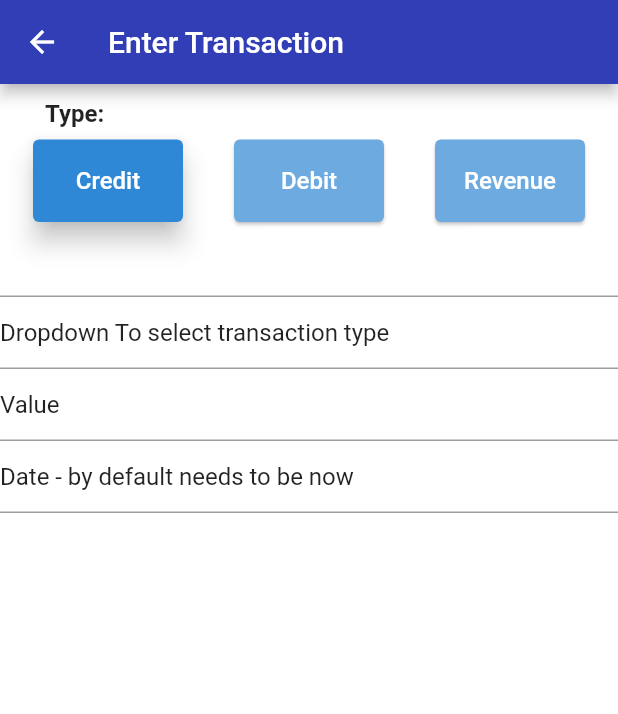
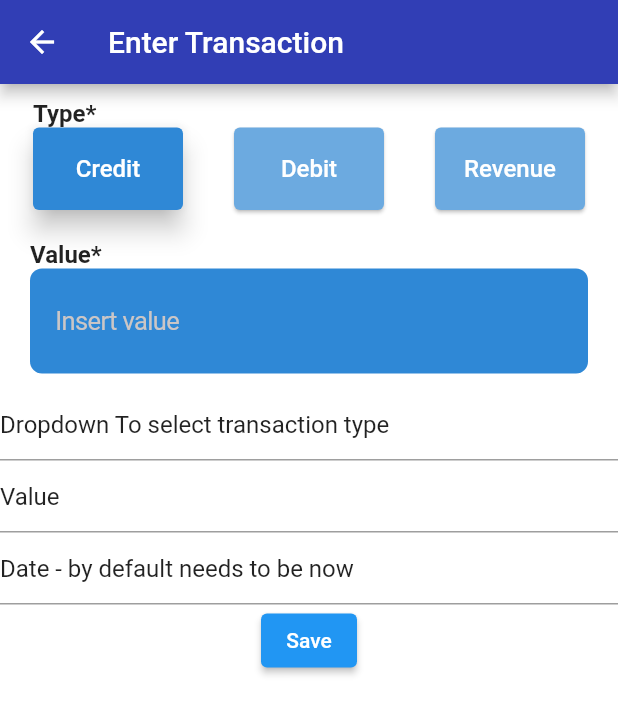
Before and after one commit to LeonardoLeiteMeira/finance_with_notion, a Flutter app: the screen it shows after launch, after a tap on the "add" icon, on a phone screen of 412 x 824 dp. Shown: the top 714 px of the screen. Run offline on Flutter 3.47's test engine with Material 2 defaults, Android fonts, the phone set to English and light mode, and no system bars; our stand-ins replace currency_text_input_formatter, dio, flutter_dotenv, flutter_mobx, get_it, injectable and 3 more; generated files the repository leaves out were written again; network calls fail.

Commit message:
Finished value input

```diff
--- a/lib/features/expenses/registerTransaction/register_transaction.controller.dart
+++ b/lib/features/expenses/registerTransaction/register_transaction.controller.dart
@@ -9,12 +9,21 @@ class RegisterTransactionController = _RegisterTransactionControllerBase
 
 abstract class _RegisterTransactionControllerBase with Store {
   @observable
-  String description = "";
-
-  @observable
   TransactionType transactionType = TransactionType.credit;
 
   @action
   void setTransactionTypeFromString(String value) =>
       transactionType = stringToTransactionTypeEnum(value);
+
+  @observable
+  double value = 0;
+
+  @action
+  void setValue(double newValue) => value = newValue;
+
+  @observable
+  String category = "";
+
+  @action
+  void setCategory(String value) => category = value;
 }
--- a/lib/features/expenses/registerTransaction/register_transaction.page.dart
+++ b/lib/features/expenses/registerTransaction/register_transaction.page.dart
@@ -16,9 +16,17 @@ class RegisterTransactionPage extends StatefulWidget {
 
 class _RegisterTransactionPageState extends BaseStateWithController<
     RegisterTransactionPage, RegisterTransactionController> {
+  final valueController = TextEditingController();
+  final _formKey = GlobalKey<FormState>();
+
   @override
   void initState() {
     super.initState();
+  }
+
+  void saveTransaction() {
+    var result = _formKey.currentState!.validate();
+    print(result);
   }
 
   @override
@@ -27,6 +35,7 @@ class _RegisterTransactionPageState extends BaseStateWithController<
       appBar: AppBar(title: const Text("Enter Transaction")),
       body: SingleChildScrollView(
           child: Form(
+              key: _formKey,
               child: Column(
                 children: [
                   Observer(
@@ -38,7 +47,9 @@ class _RegisterTransactionPageState extends BaseStateWithController<
                       onChange: controller.setTransactionTypeFromString,
                     ),
                   ),
-          const CashValue(),
+                  CashValue(
+                    controller: valueController,
+                  ),
                   TextFormField(
                     initialValue: "Dropdown To select transaction type",
                   ),
@@ -48,6 +59,8 @@ class _RegisterTransactionPageState extends BaseStateWithController<
                   TextFormField(
                     initialValue: "Date - by default needs to be now",
                   ),
+                  ElevatedButton(
+                      onPressed: saveTransaction, child: const Text("Save"))
                 ],
               ))),
     );
--- a/lib/shared/widgets/forms_widget/cash_value/cash_value.dart
+++ b/lib/shared/widgets/forms_widget/cash_value/cash_value.dart
@@ -1,23 +1,72 @@
 import 'package:currency_text_input_formatter/currency_text_input_formatter.dart';
+import 'package:flutter/cupertino.dart';
 import 'package:flutter/material.dart';
 
-class CashValue extends StatelessWidget {
-  final TextEditingController? controller;
-  final String? initialValue;
+class CashValue extends StatefulWidget {
+  final TextEditingController controller;
+  final String? Function(String?)? validator;
 
-  const CashValue({Key? key, this.controller, this.initialValue})
+  const CashValue({Key? key, required this.controller, this.validator})
       : super(key: key);
+
+  @override
+  State<CashValue> createState() => _CashValueState();
+}
+
+class _CashValueState extends State<CashValue> {
+  //TODO read theme color
+  static const Color _inputColor = Color.fromARGB(255, 47, 136, 214);
+
+  @override
+  void initState() {
+    //
+    super.initState();
+  }
+
+  @override
+  void dispose() {
+    //
+    super.dispose();
+  }
 
   @override
   Widget build(BuildContext context) {
     return Container(
-      child: TextFormField(
-          initialValue: initialValue,
-          keyboardType: const TextInputType.numberWithOptions(
-              decimal: true, signed: false),
-          controller: controller,
-          //TODO set dynamic symbol
-          inputFormatters: [CurrencyTextInputFormatter(symbol: "€")]),
+      padding: const EdgeInsets.fromLTRB(20, 10, 20, 10),
+      child: Column(
+        crossAxisAlignment: CrossAxisAlignment.start,
+        children: [
+          const Text(
+            "Value*",
+            style: TextStyle(fontSize: 16, fontWeight: FontWeight.bold),
+          ),
+          Container(
+            padding: const EdgeInsets.fromLTRB(0, 8, 0, 8),
+            decoration: const BoxDecoration(
+              color: _inputColor,
+              borderRadius: BorderRadius.all(Radius.circular(8)),
+            ),
+            child: CupertinoTextFormFieldRow(
+                padding: const EdgeInsets.all(10),
+                validator: widget.validator,
+                placeholder: "Insert value",
+                placeholderStyle:
+                    const TextStyle(color: Color.fromARGB(255, 203, 198, 198)),
+                decoration: const BoxDecoration(
+                  color: _inputColor,
+                  borderRadius: BorderRadius.all(Radius.circular(10)),
+                ),
+                style: const TextStyle(color: Colors.white),
+                keyboardType: const TextInputType.numberWithOptions(
+                    decimal: true, signed: false),
+                controller: widget.controller,
+                //TODO set dynamic symbol
+                inputFormatters: [
+                  CurrencyTextInputFormatter(symbol: "€", enableNegative: false)
+                ]),
+          ),
+        ],
+      ),
     );
   }
 }
--- a/lib/shared/widgets/forms_widget/radio_button/radio_button.dart
+++ b/lib/shared/widgets/forms_widget/radio_button/radio_button.dart
@@ -37,14 +37,14 @@ class RadioButton extends FormField<String> {
                 margin: EdgeInsets.only(
                     left: sideMargin ?? 20, right: sideMargin ?? 20),
                 decoration: const BoxDecoration(),
-                padding: const EdgeInsets.all(2),
+                padding: const EdgeInsets.fromLTRB(2, 10, 2, 10),
                 child: Column(
                   crossAxisAlignment: CrossAxisAlignment.start,
                   children: [
                     const Padding(
-                      padding: EdgeInsets.all(8.0),
+                      padding: EdgeInsets.all(0),
                       child: Text(
-                        "Type:",
+                        "Type*",
                         style: TextStyle(
                             fontSize: 16, fontWeight: FontWeight.bold),
                       ),
```
Also changed, not shown: lib/features/expenses/registerTransaction/register_transaction.controller.g.dart, lib/shared/DI/di.config.dart, 1 other file. Lines whose indentation alone changed are shown as unchanged.
